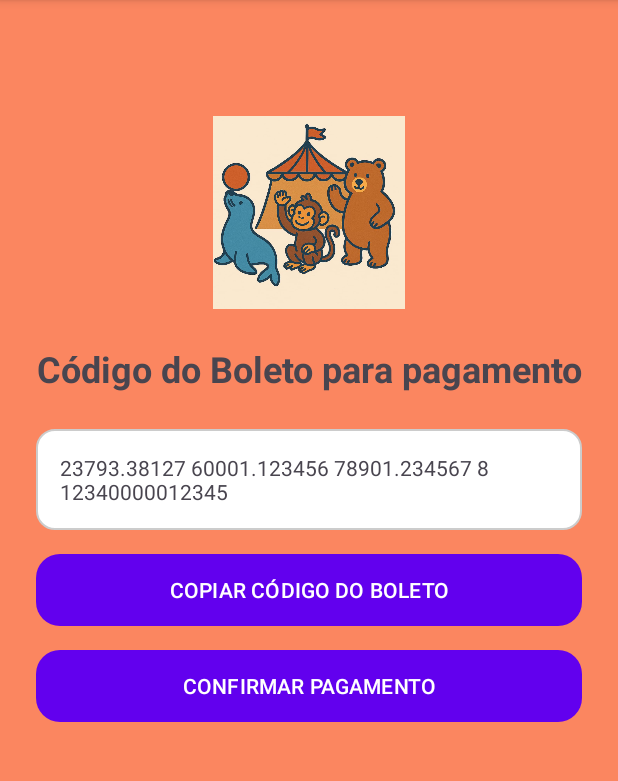
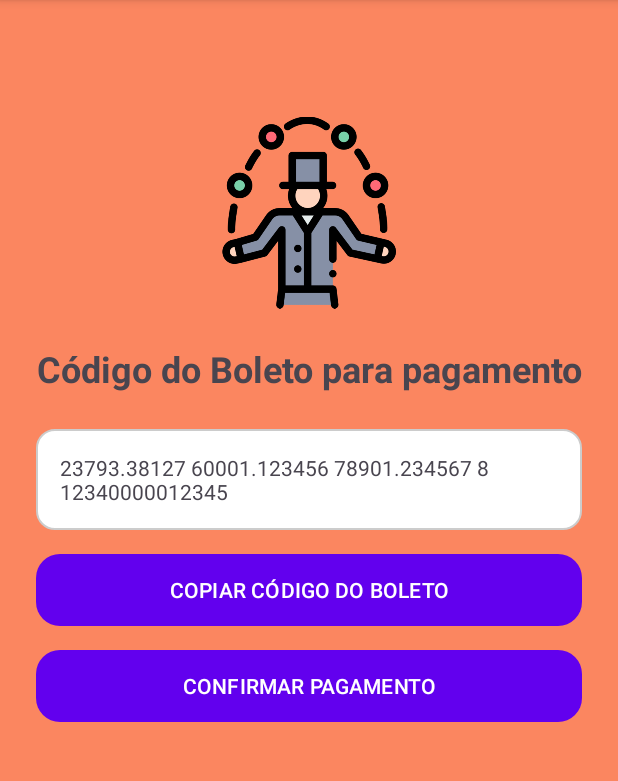
Before and after one commit to isadorasilva22/QuartetoAPP, an Android app: the BoletoActivity screen opened directly, with no data from a screen before it, on a phone screen of 412 x 824 dp, the part 96-877 px from its top. Run offline under Robolectric (Android 15) with nearby library versions, the phone set to English and light mode, and no system bars.

Commit message:
Update layout_boleto.xml

```diff
--- a/projeto_kotlin/app/src/main/res/layout/layout_boleto.xml
+++ b/projeto_kotlin/app/src/main/res/layout/layout_boleto.xml
@@ -17,7 +17,7 @@
             android:layout_height="175dp"
             android:layout_gravity="center_horizontal"
             android:layout_marginTop="30dp"
-            android:src="@drawable/macaco_foca_urso" />
+            android:src="@drawable/circus" />
 
         <!-- Título -->
         <TextView
```
